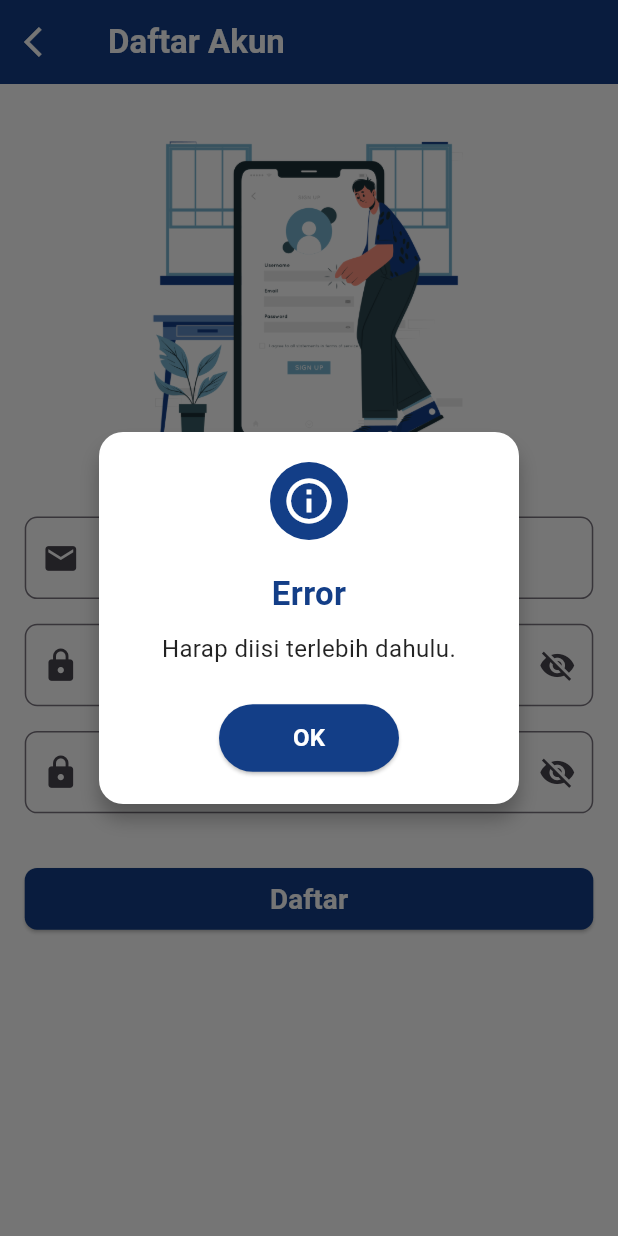
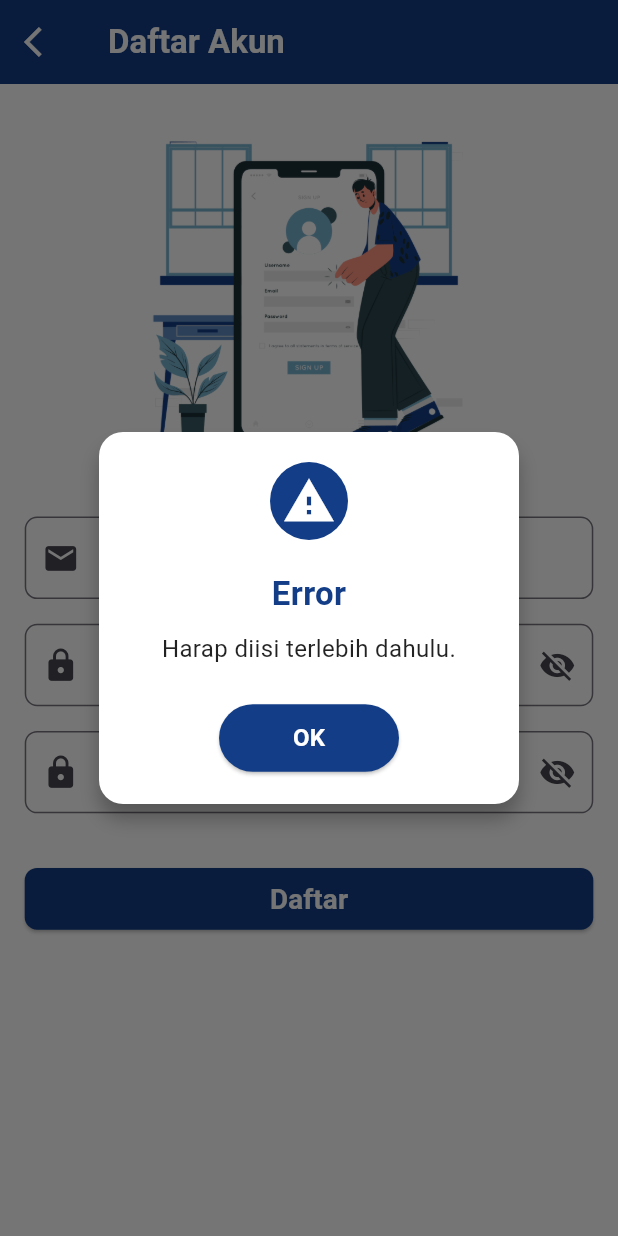
Before and after one commit to DtiDmyt/SiKasir, a Flutter app: the RegisterScreen screen opened directly, after a tap on "Daftar", on a phone screen of 412 x 824 dp. Run offline on Flutter 3.47's test engine with Material 3 defaults, Android fonts, the phone set to English and light mode, and no system bars; our stand-ins replace cloud_firestore, firebase_auth, firebase_core, fl_chart, image_picker, open_file and 1 more; missing offline and left inert: cloudinary_public, excel, mobile_scanner; accounts and stored records are empty; Roboto replaces fonts that are missing (Poppins).

Commit message:
ganti icons

```diff
--- a/lib/login.dart
+++ b/lib/login.dart
@@ -148,7 +148,7 @@ class _LoginScreenState extends State<LoginScreen> {
                   shape: BoxShape.circle,
                 ),
                 child: const Icon(
-                  Icons.info_outline,
+                  Icons.warning,
                   color: Colors.white,
                   size: 36,
                 ),
--- a/lib/register.dart
+++ b/lib/register.dart
@@ -249,7 +249,7 @@ class _RegisterScreenState extends State<RegisterScreen> {
                   shape: BoxShape.circle,
                 ),
                 child: Icon(
-                  title.toLowerCase() == "berhasil" ? Icons.check_circle : Icons.info_outline,
+                  title.toLowerCase() == "berhasil" ? Icons.check_circle : Icons.warning,
                   color: Colors.white,
                   size: 36,
                 ),
```
